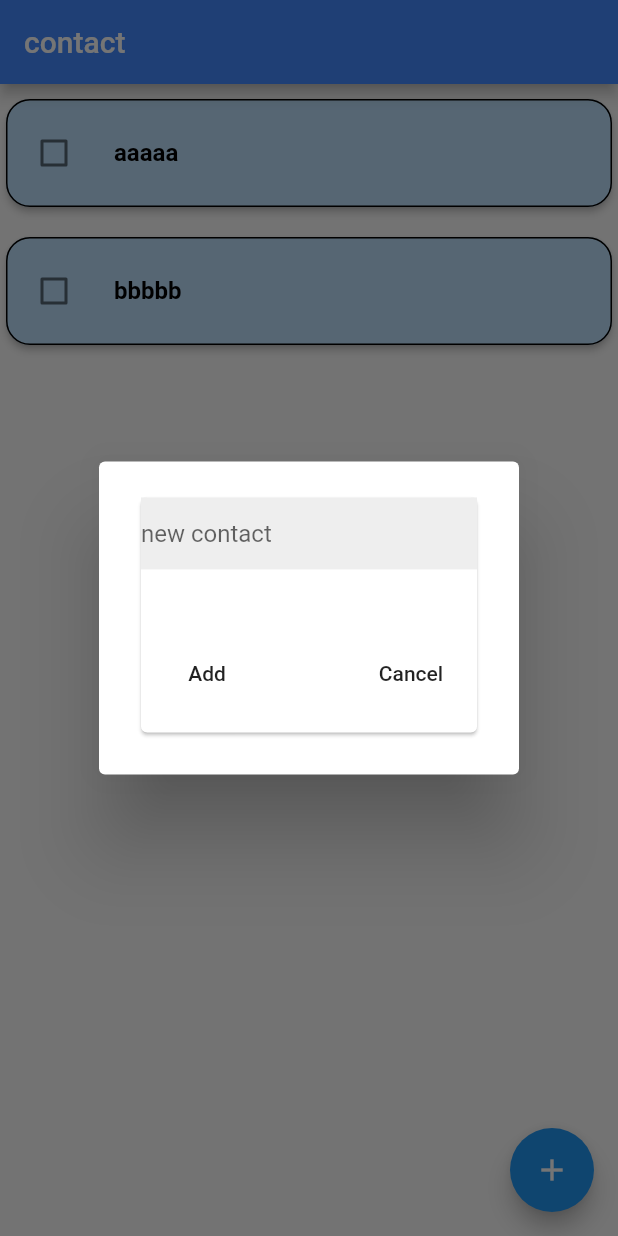
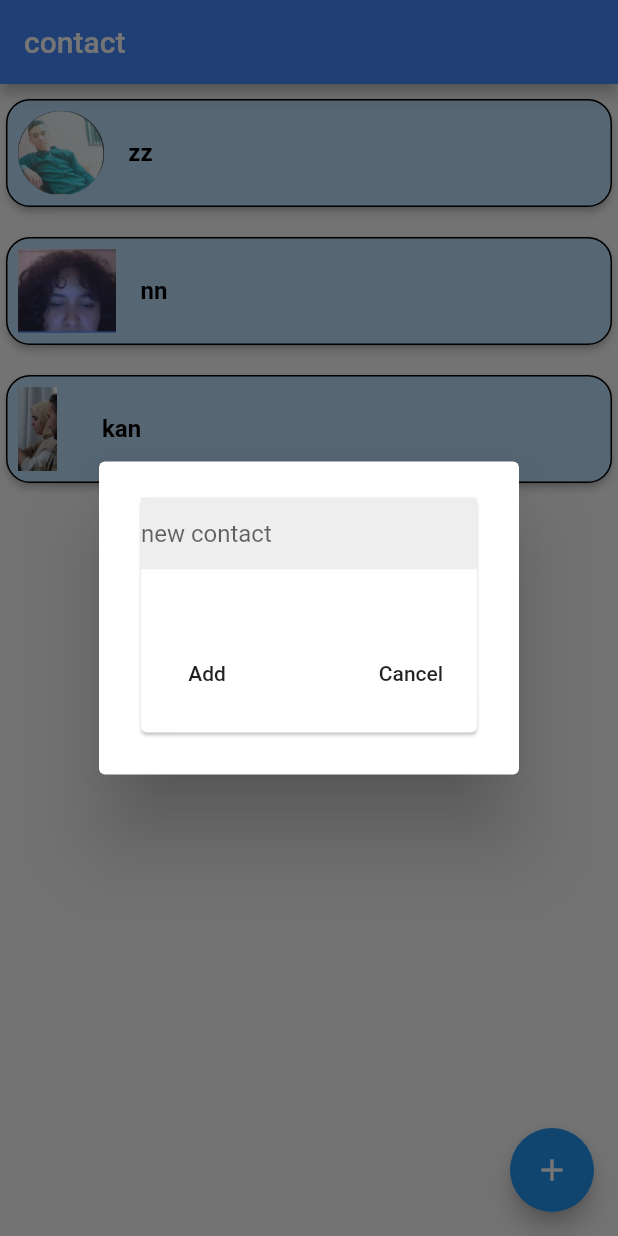
Before and after one commit to AnasJeg/tp_flutter, a Flutter app: the screen it shows after launch, after a tap on the "add" icon, on a phone screen of 412 x 824 dp. Run offline on Flutter 3.47's test engine with Material 2 defaults, Android fonts, the phone set to English and light mode, and no system bars; drawn by our look-alikes of flutter_slidable.

Commit message:
contactV1.0

```diff
--- a/lib/add.contact.dart
+++ b/lib/add.contact.dart
@@ -1,13 +1,19 @@
 import 'package:flutter/material.dart';
 
 class AddContact extends StatelessWidget {
-  final TextEditingController text;
+  final TextEditingController nom;
+  final TextEditingController prenom;
+  final TextEditingController age;
+  final TextEditingController email;
   final VoidCallback onAdd;
   final VoidCallback onCancel;
 
   AddContact({
     Key? key,
-    required this.text,
+    required this.nom,
+    required this.prenom,
+    required this.age,
+    required this.email,
     required this.onAdd,
     required this.onCancel,
   }) : super(key: key);
@@ -29,7 +35,7 @@ class AddContact extends StatelessWidget {
                         color: Colors.grey.shade200,
                       ),
                       child: TextFormField(
-                        controller: text,
+                        controller: nom,
                         decoration: const InputDecoration(
                           hintText: 'new contact',
                           border: InputBorder.none,
--- a/lib/contact.box.dart
+++ b/lib/contact.box.dart
@@ -3,15 +3,14 @@ import 'package:flutter_slidable/flutter_slidable.dart';
 
 class ContactBox extends StatelessWidget {
   String contactName;
-  bool selContact;
-  Function(bool?)? onChanged;
+  String? img;
+
   Function(BuildContext context)? deleteContact;
 
   ContactBox({
     Key? key,
     required this.contactName,
-    required this.selContact,
-    required this.onChanged,
+    this.img,
     required this.deleteContact,
   }) : super(key: key);
 
@@ -42,11 +41,7 @@ class ContactBox extends StatelessWidget {
           color: Colors.blue.shade100,
           child: ListTile(
             contentPadding: const EdgeInsets.all(8.0),
-            leading: Checkbox(
-              value: selContact,
-              onChanged: onChanged,
-              checkColor: Colors.white,
-            ),
+            leading: Image.asset(img!),
             title: Text(
               contactName,
               style: const TextStyle(
--- a/lib/contact.list.dart
+++ b/lib/contact.list.dart
@@ -1,5 +1,6 @@
 import 'package:first_project/add.contact.dart';
 import 'package:first_project/contact.box.dart';
+import 'package:first_project/model/contact.dart';
 import 'package:flutter/material.dart';
 
 class ContactList extends StatefulWidget {
@@ -10,12 +11,20 @@ class ContactList extends StatefulWidget {
 }
 
 class _ContactListState extends State<ContactList> {
-  final txt = TextEditingController();
+  final txtNom = TextEditingController();
+  final txtPrenom = TextEditingController();
+  final txtAge = TextEditingController();
+  final txtEmail = TextEditingController();
+
   List listContact = [
     ["aaaaa", false],
     ["bbbbb", false]
   ];
-
+  List<Contact> listContactV2 = [
+    Contact("zz", "pp", 23, "ddd", "assets/images/md.png"),
+    Contact("nn", "qq", 34, "lll", "assets/images/zn.png"),
+    Contact("kan", "kha", 54, "ttt", "assets/images/kan.jpeg")
+  ];
   Future<void> change(bool? value, int index) async {
     setState(() {
       listContact[index][1] = value;
@@ -24,8 +33,8 @@ class _ContactListState extends State<ContactList> {
 
   Future<void> save() async {
     setState(() {
-      listContact.add([txt.text, false]);
-      txt.clear();
+      // listContact.add([txt.text, false]);
+      // txt.clear();
       Navigator.of(context).pop();
     });
   }
@@ -41,7 +50,12 @@ class _ContactListState extends State<ContactList> {
         context: context,
         builder: (context) {
           return AddContact(
-              text: txt, onAdd: save, onCancel: () => Navigator.pop(context));
+              nom: txtNom,
+              prenom: txtPrenom,
+              age: txtAge,
+              email: txtEmail,
+              onAdd: save,
+              onCancel: () => Navigator.pop(context));
         });
   }
 
@@ -49,25 +63,22 @@ class _ContactListState extends State<ContactList> {
   Widget build(BuildContext context) {
     return Scaffold(
       appBar: AppBar(
-        title: Text("contact"),
+        title: const Text("contact"),
         backgroundColor: Colors.blueAccent,
       ),
-      body: Container(
-        child: ListView.builder(
-          itemCount: listContact.length,
-          itemBuilder: (context, index) {
-            return ContactBox(
-              contactName: listContact[index][0],
-              selContact: listContact[index][1],
-              onChanged: (value) => {change(value, index)},
-              deleteContact: (context) => delete(index),
-            );
-          },
-        ),
+      body: ListView.builder(
+        itemCount: listContactV2.length,
+        itemBuilder: (context, index) {
+          return ContactBox(
+            contactName: listContactV2[index].nom,
+            img: listContactV2[index].photo ?? "assets/images/zn.png",
+            deleteContact: (context) => delete(index),
+          );
+        },
       ),
       floatingActionButton: FloatingActionButton(
-        child: Icon(Icons.add),
         onPressed: showContact,
+        child: const Icon(Icons.add),
       ),
     );
   }
--- /dev/null
+++ b/lib/model/contact.dart
@@ -0,0 +1,9 @@
+class Contact {
+  String nom;
+  String prenom;
+  int age;
+  String email;
+  String photo;
+
+  Contact(this.nom, this.prenom, this.age, this.email, this.photo);
+}
--- a/pubspec.yaml
+++ b/pubspec.yaml
@@ -60,8 +60,8 @@ flutter:
   uses-material-design: true
 
   # To add assets to your application, add an assets section, like this:
-  # assets:
-  #   - images/a_dot_burr.jpeg
+  assets:
+    - assets/images/
   #   - images/a_dot_ham.jpeg
 
   # An image asset can refer to one or more resolution-specific "variants", see
```
Also changed, not shown: assets/images/kan.jpeg (added), assets/images/md.png (added), assets/images/zn.png (added).
